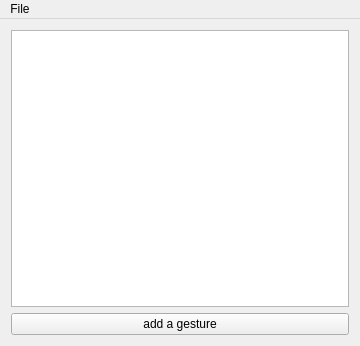
DMIunipg/AI-Gestures-Classifier, file UIMyoWekaGenFiles/GenMyoWindow.ui: the form before one commit.
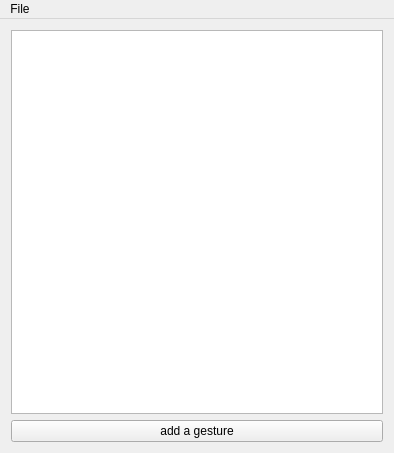
The form after the commit.

The edit to the form file:
```diff
--- a/UIMyoWekaGenFiles/GenMyoWindow.ui
+++ b/UIMyoWekaGenFiles/GenMyoWindow.ui
@@ -6,8 +6,8 @@
    <rect>
     <x>0</x>
     <y>0</y>
-    <width>360</width>
-    <height>346</height>
+    <width>394</width>
+    <height>453</height>
    </rect>
   </property>
   <property name="windowTitle">
@@ -32,7 +32,7 @@
     <rect>
      <x>0</x>
      <y>0</y>
-     <width>360</width>
+     <width>394</width>
      <height>22</height>
     </rect>
    </property>
```
